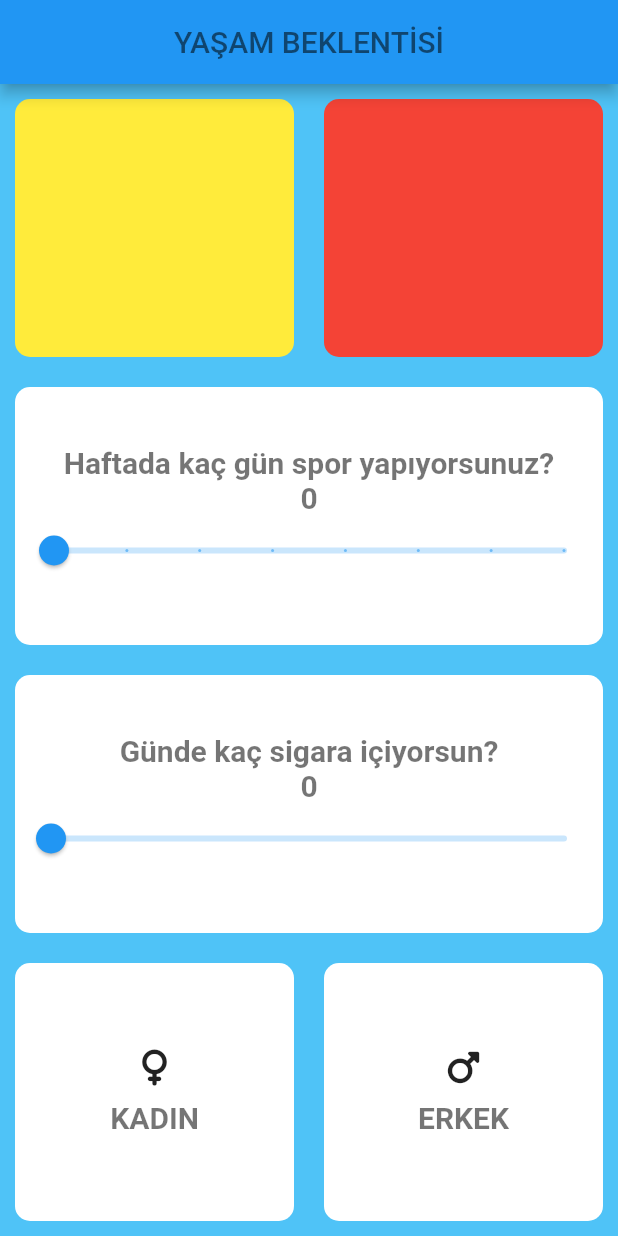
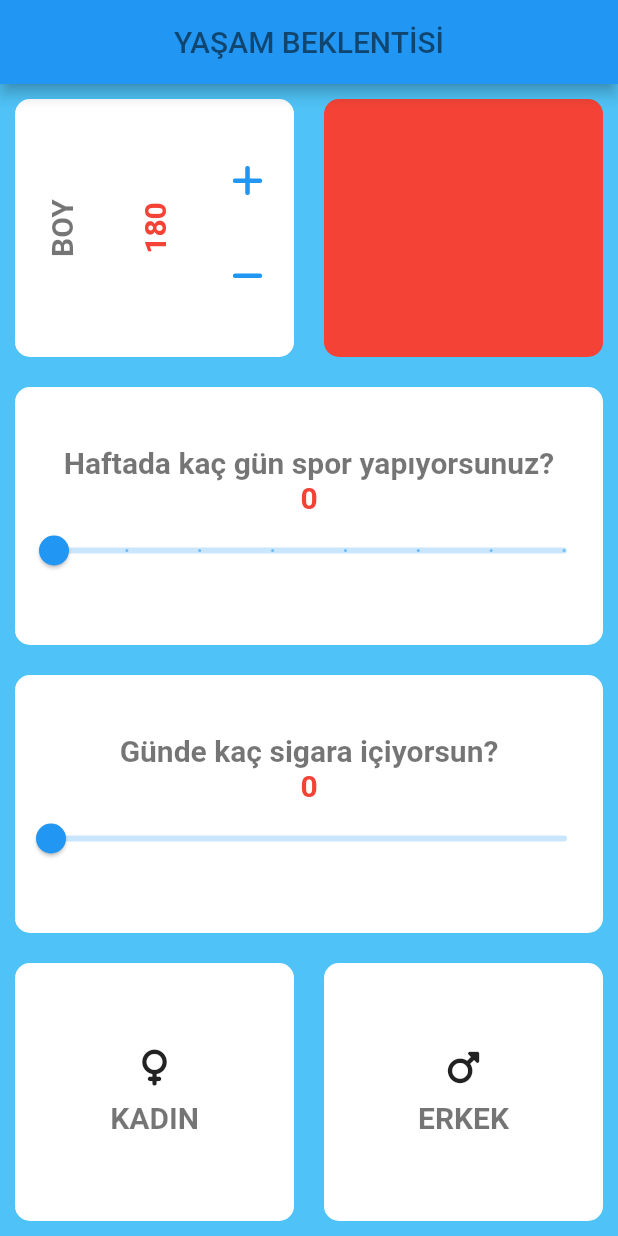
Before and after one commit to medetkar/lifeexpectancy, a Flutter app: the screen it shows after launch, on a phone screen of 412 x 824 dp. Run offline on Flutter 3.47's test engine with Material 2 defaults, Android fonts, the light colour scheme and no system bars; our stand-ins replace font_awesome_flutter.

Commit message:
Boy kartı tamamlandı

```diff
--- a/lib/input_page.dart
+++ b/lib/input_page.dart
@@ -14,6 +14,7 @@ class _InputPageState extends State<InputPage> {
   String seciliCinsiyet;
   double icilenSigara = 0;
   double sporGunSayisi = 0;
+  int boy = 180;
   //Color butonRenk;
   @override
   Widget build(BuildContext context) {
@@ -27,7 +28,7 @@ class _InputPageState extends State<InputPage> {
       ),
       body: Column(
         crossAxisAlignment: CrossAxisAlignment.stretch,
-        children: [
+        children: <Widget>[
           Expanded(
             flex: 1,
             child: Row(
@@ -35,11 +36,78 @@ class _InputPageState extends State<InputPage> {
                 Expanded(
                   flex: 1,
                   child: MyContainer(
-                    renk: Colors.yellow,
+                    child: Row(
+                      mainAxisAlignment: MainAxisAlignment.center,
+                      //crossAxisAlignment: CrossAxisAlignment.stretch,
+                      children: <Widget>[
+                        Expanded(
+                          flex: 1,
+                          child: Center(
+                            child: RotatedBox(
+                              quarterTurns: -1,
+                              child: Text(
+                                'BOY',
+                                style: myTextStyle,
+                              ),
+                            ),
+                          ),
+                        ),
+                        Expanded(
+                          flex: 1,
+                          child: Center(
+                            child: RotatedBox(
+                              quarterTurns: -1,
+                              child: Text(
+                                boy.toString(),
+                                style: myNumberStyle,
+                              ),
+                            ),
+                          ),
+                        ),
+                        Expanded(
+                          flex: 1,
+                          child: Center(
+                            child: Column(
+                              mainAxisAlignment: MainAxisAlignment.center,
+                              children: [
+                                Center(
+                                  child: TextButton(
+                                    child: Icon(FontAwesomeIcons.plus),
+                                    onPressed: () {
+                                      setState(
+                                        () {
+                                          boy++;
+                                        },
+                                      );
+                                    },
+                                  ),
+                                ),
+                                SizedBox(
+                                  height: 15,
+                                ),
+                                Center(
+                                  child: TextButton(
+                                    child: Icon(FontAwesomeIcons.minus),
+                                    onPressed: () {
+                                      setState(
+                                            () {
+                                          boy--;
+                                        },
+                                      );
+                                    },
+                                  ),
+                                ),
+                              ],
+                            ),
+                          ),
+                        ),
+                      ],
+                    ),
+                    //renk: Colors.yellow,
                   ),
                 ),
                 Expanded(
-                  flex: 1,
+                  //flex: 1,
                   child: MyContainer(
                     renk: Colors.red,
                   ),
@@ -55,11 +123,11 @@ class _InputPageState extends State<InputPage> {
                 children: [
                   Text(
                     "Haftada kaç gün spor yapıyorsunuz?",
-                    style: myTextStyle(),
+                    style: myTextStyle,
                   ),
                   Text(
                     sporGunSayisi.round().toString(),
-                    style: myTextStyle(),
+                    style: myNumberStyle,
                   ),
                   Slider(
                     min: 0,
@@ -87,11 +155,11 @@ class _InputPageState extends State<InputPage> {
                 children: [
                   Text(
                     "Günde kaç sigara içiyorsun?",
-                    style: myTextStyle(),
+                    style: myTextStyle,
                   ),
                   Text(
                     icilenSigara.round().toString(),
-                    style: myTextStyle(),
+                    style: myNumberStyle,
                   ),
                   Slider(
                     min: 0,
--- a/lib/myStyles/text_style.dart
+++ b/lib/myStyles/text_style.dart
@@ -1,9 +1,13 @@
 import 'package:flutter/material.dart';
 
-TextStyle myTextStyle() {
-  return TextStyle(
-    color: Colors.black54,
-    fontSize: 20,
-    fontWeight: FontWeight.bold,
-  );
-}
+TextStyle myTextStyle = TextStyle(
+  color: Colors.black54,
+  fontSize: 20,
+  fontWeight: FontWeight.bold,
+);
+
+TextStyle myNumberStyle = TextStyle(
+  color: Colors.red,
+  fontSize: 20,
+  fontWeight: FontWeight.bold,
+);
--- a/lib/myWidgets/genderColumn.dart
+++ b/lib/myWidgets/genderColumn.dart
@@ -18,7 +18,7 @@ class GenderColumn extends StatelessWidget {
         SizedBox(height: 10,),
         Text(
           cinsiyet,
-          style: myTextStyle(),
+          style: myTextStyle,
         ),
       ],
     );
```
